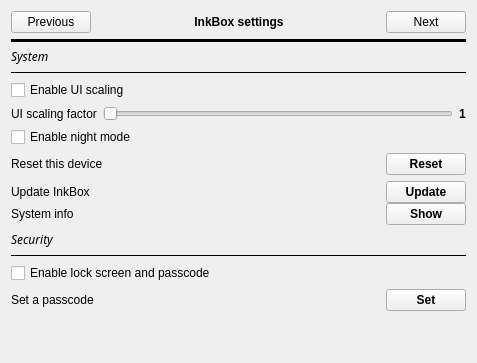
Old version of the form settings.ui in the repository Quill-OS/quill; both pictures show x 0 to 477 and y 0 to 363 of the 477 by 607 pixel window.
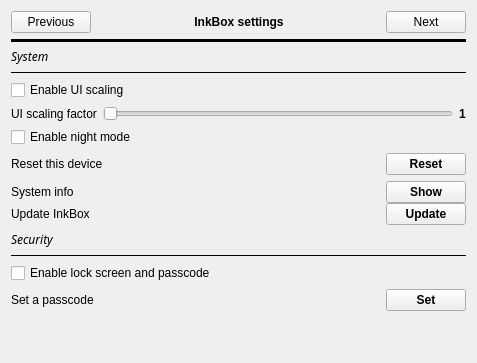
New version of the form. The open tabs and pages were chosen to show the change.

Commit message:
Done with system info dialog
Works well, will have strange formatting is no InkBox version is known,
probably due to checkconfig_str_val being null if no  value is detected.

```diff
--- a/settings.ui
+++ b/settings.ui
@@ -731,37 +731,7 @@
              <property name="verticalSpacing">
               <number>0</number>
              </property>
-             <item row="0" column="1">
-              <spacer name="horizontalSpacer_6">
-               <property name="orientation">
-                <enum>Qt::Horizontal</enum>
-               </property>
-               <property name="sizeHint" stdset="0">
-                <size>
-                 <width>40</width>
-                 <height>20</height>
-                </size>
-               </property>
-              </spacer>
-             </item>
-             <item row="0" column="0">
-              <widget class="QLabel" name="updateLabel">
-               <property name="text">
-                <string>Update InkBox</string>
-               </property>
-               <property name="alignment">
-                <set>Qt::AlignLeading|Qt::AlignLeft|Qt::AlignVCenter</set>
-               </property>
-              </widget>
-             </item>
-             <item row="1" column="0">
-              <widget class="QLabel" name="label_9">
-               <property name="text">
-                <string>System info</string>
-               </property>
-              </widget>
-             </item>
-             <item row="0" column="2">
+             <item row="1" column="2">
               <widget class="QPushButton" name="updateBtn">
                <property name="font">
                 <font>
@@ -774,6 +744,26 @@
                </property>
               </widget>
              </item>
+             <item row="0" column="0">
+              <widget class="QLabel" name="label_9">
+               <property name="text">
+                <string>System info</string>
+               </property>
+              </widget>
+             </item>
+             <item row="0" column="1">
+              <spacer name="horizontalSpacer_6">
+               <property name="orientation">
+                <enum>Qt::Horizontal</enum>
+               </property>
+               <property name="sizeHint" stdset="0">
+                <size>
+                 <width>40</width>
+                 <height>20</height>
+                </size>
+               </property>
+              </spacer>
+             </item>
              <item row="1" column="1">
               <spacer name="horizontalSpacer_10">
                <property name="orientation">
@@ -787,7 +777,17 @@
                </property>
               </spacer>
              </item>
-             <item row="1" column="2">
+             <item row="1" column="0">
+              <widget class="QLabel" name="updateLabel">
+               <property name="text">
+                <string>Update InkBox</string>
+               </property>
+               <property name="alignment">
+                <set>Qt::AlignLeading|Qt::AlignLeft|Qt::AlignVCenter</set>
+               </property>
+              </widget>
+             </item>
+             <item row="0" column="2">
               <widget class="QPushButton" name="showSystemInfoBtn">
                <property name="font">
                 <font>
```
Left out of the diff: 2 changed lines with no effect on the pictures. The commit also changes 6 other files.
